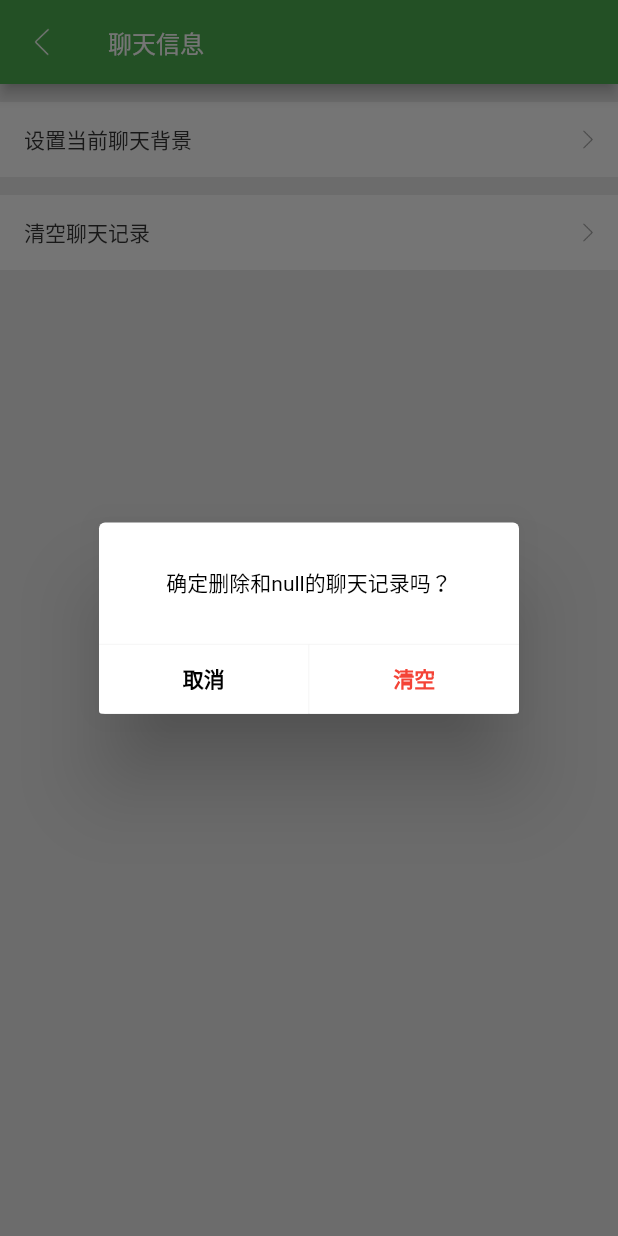
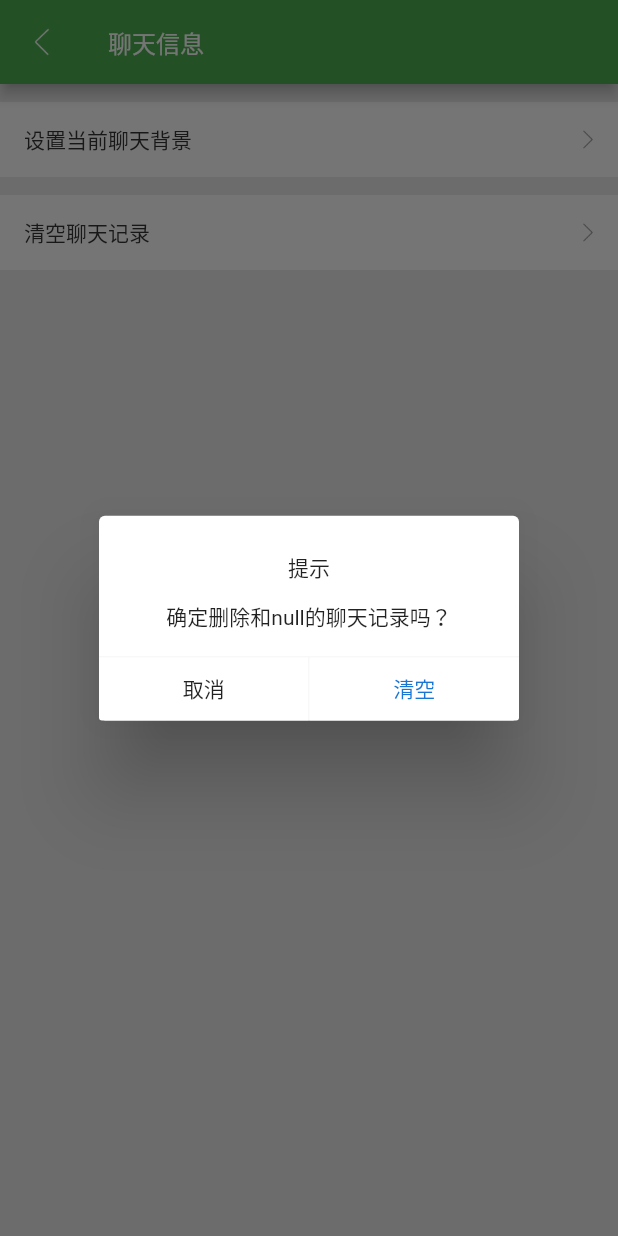
Before and after one commit to windows771053651/Flutter-im, a Flutter app: the ChatSettingsPage screen opened by its route, after a tap on "清空聊天记录", on a phone screen of 412 x 824 dp. Run offline on Flutter 3.47's test engine with Material 2 defaults, Android fonts, the phone set to English and light mode, and no system bars; our stand-ins replace cached_network_image, date_format, fluttertoast, image_gallery_saver, image_picker, permission_handler and 2 more; missing offline and left inert: easy_contact_picker, flutter_webview_plugin, lpinyin, photo, photo_manager; accounts and stored records are empty.

Commit message:
CHG:修改公共对话框组件

```diff
--- a/lib/chat/chat_settings_page.dart
+++ b/lib/chat/chat_settings_page.dart
@@ -3,9 +3,8 @@ import 'package:flutter/material.dart';
 import 'package:flutter_im/chat_biz/message_manager_impl.dart';
 import 'package:flutter_im/common/app_bar.dart';
 import 'package:flutter_im/common/common_text_item.dart';
-import 'package:flutter_im/common/horizontal_line.dart';
-import 'package:flutter_im/common/touch_callback.dart';
 import 'package:flutter_im/router/page_id.dart';
+import 'package:flutter_im/utils/dialog_utils.dart';
 
 class ChatSettingsPage extends StatelessWidget {
   @override
@@ -39,109 +38,23 @@ class ChatSettingsPage extends StatelessWidget {
             leftTitleWidth: 200,
             margin: EdgeInsets.only(top: 12),
             callback: () {
-              showDeleteNativeChatMessageDialog(context, _chatUserName);
+              DialogUtil.showBaseDialog(
+                context,
+                "确定删除和$_chatUserName的聊天记录吗？",
+                right: "清空",
+                rightClick: () {
+                  Future future = MessageControllerImpl.instance.clearAllNativeMessage("${_chatUserName.hashCode}");
+                  future.then((onValue) {
+                    print("删除:$onValue条数据");
+                    Navigator.of(context).pop([OperationType.DELETE_CHAT_MESSAGE, onValue]);
+                  });
+                }
+              );
             },
           ),
         ],
       ),
     );
-  }
-
-  void showDeleteNativeChatMessageDialog(BuildContext context, String chatUserName) {
-    showDialog(context: context, builder: (context) {
-      return SimpleDialog(
-        contentPadding: EdgeInsets.fromLTRB(0.0, 0.0, 0.0, 0.0),
-        children: <Widget>[
-          Container(
-            child: Column(
-              mainAxisAlignment: MainAxisAlignment.center,
-              children: <Widget>[
-                Container(
-                  child: Text(
-                    "确定删除和$chatUserName的聊天记录吗？",
-                    style: TextStyle(
-                      fontSize: 14,
-                      color: Colors.black,
-                    ),
-                  ),
-                  margin: EdgeInsets.only(top: 30, bottom: 30),
-                ),
-                HorizontalLine(
-                  height: 0.5,
-                ),
-                Column(
-                  children: <Widget>[
-                    Row(
-                      mainAxisAlignment: MainAxisAlignment.center,
-                      children: <Widget>[
-                        Expanded(
-                          child: Container(
-                            height: 46,
-                            decoration: BoxDecoration(
-                              borderRadius: BorderRadius.all(Radius.circular(2)),
-                            ),
-                            child: TouchCallBack(
-                              bottomLeftRadius: 2,
-                              child: Center(
-                                child: Text(
-                                  "取消",
-                                  style: TextStyle(
-                                    fontSize: 14,
-                                    color: Colors.black,
-                                    fontWeight: FontWeight.bold,
-                                  ),
-                                ),
-                              ),
-                              callBack: () {
-                                Navigator.of(context).pop();
-                              },
-                            ),
-                          ),
-                        ),
-                        Container(
-                          width: 0.5,
-                          height: 46,
-                          color: Color(0xffededed),
-                        ),
-                        Expanded(
-                          child: Container(
-                            height: 46,
-                            decoration: BoxDecoration(
-                              borderRadius: BorderRadius.all(Radius.circular(2)),
-                            ),
-                            child: TouchCallBack(
-                              bottomRightRadius: 2,
-                              child: Center(
-                                child: Text(
-                                  "清空",
-                                  style: TextStyle(
-                                    fontSize: 14,
-                                    color: Colors.red,
-                                    fontWeight: FontWeight.bold,
-                                  ),
-                                ),
-                              ),
-                              callBack: () {
-                                Future future = MessageControllerImpl.instance.clearAllNativeMessage("${chatUserName.hashCode}");
-                                future.then((onValue) {
-                                  print("删除:$onValue条数据");
-                                  Navigator.of(context).pop();
-                                  Navigator.of(context).pop([OperationType.DELETE_CHAT_MESSAGE, onValue]);
-                                });
-                              },
-                            ),
-                          ),
-                        ),
-                      ],
-                    ),
-                  ],
-                )
-              ],
-            ),
-          ),
-        ],
-      );
-    });
   }
 }
 
--- a/lib/utils/dialog_utils.dart
+++ b/lib/utils/dialog_utils.dart
@@ -1,9 +1,9 @@
 import 'package:flutter/material.dart';
 import 'package:flutter_im/common/horizontal_line.dart';
 import 'package:flutter_im/common/touch_callback.dart';
+import 'package:flutter_im/utils/im_tools.dart';
 
 class DialogUtil {
-  /// todo content未定义
   static void showBaseDialog(BuildContext context,
       String content, {
         String title = '提示',
@@ -26,13 +26,11 @@ class DialogUtil {
                       fontSize: 14,
                     ),
                   ),
-                  padding: EdgeInsets.only(bottom: 24),
                 ),
+                _contentWidget(content),
                 HorizontalLine(
                   height: 0.5,
                 ),
-                Column(
-                  children: <Widget>[
                 Row(
                   mainAxisAlignment: MainAxisAlignment.center,
                   children: <Widget>[
@@ -55,9 +53,8 @@ class DialogUtil {
                           callBack: () {
                             if (leftClick != null) {
                               leftClick();
-                                } else {
+                            }
                             Navigator.of(context).pop();
-                                }
                           },
                         ),
                       ),
@@ -87,14 +84,11 @@ class DialogUtil {
                           callBack: () {
                             if (rightClick != null) {
                               rightClick();
-                                } else {
+                            }
                             Navigator.of(context).pop();
-                                }
                           },
                         ),
                       ),
-                        ),
-                      ],
                     ),
                   ],
                 )
@@ -105,4 +99,18 @@ class DialogUtil {
       );
     });
   }
+
+  static _contentWidget(String content) {
+    return isStringEmpty(content)
+        ? Container(height: 24,)
+        : Container(
+            child: Text(
+              content,
+              style: TextStyle(
+                fontSize: 14,
+              ),
+            ),
+            margin: EdgeInsets.only(top: 12, bottom: 16),
+          );
   }
+}
```
Lines whose indentation alone changed are shown as unchanged.
